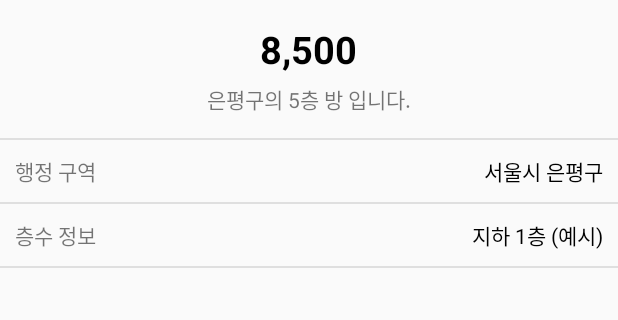
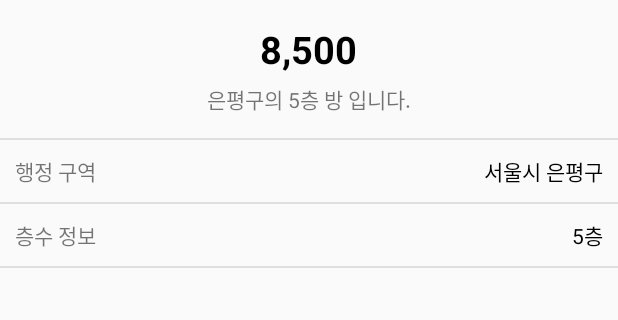
Before and after one commit to cho881020/JickbangCopy_20200812, an Android app: the screen it shows after launch (ViewRoomDetailActivity), after a tap on "8,500", on a phone screen of 412 x 824 dp, the part 459-779 px from its top. Run offline under Robolectric (Android 15) with nearby library versions, the phone set to English and light mode, and no system bars.

Commit message:
층수도 가공하는 기능 추가 => 활용

```diff
--- a/app/src/main/java/kr/co/tjoeun/jickbangcopy_20200812/ViewRoomDetailActivity.kt
+++ b/app/src/main/java/kr/co/tjoeun/jickbangcopy_20200812/ViewRoomDetailActivity.kt
@@ -25,6 +25,7 @@ class ViewRoomDetailActivity : BaseActivity() {
         priceTxt.text = room.getFormattedPrice()
         descTxt.text = room.description
         addressTxt.text = room.address
+        floorTxt.text = room.getFormattedFloor()
 
     }
 
--- a/app/src/main/java/kr/co/tjoeun/jickbangcopy_20200812/adapters/RoomAdapter.kt
+++ b/app/src/main/java/kr/co/tjoeun/jickbangcopy_20200812/adapters/RoomAdapter.kt
@@ -34,27 +34,8 @@ class RoomAdapter(
         val data = mList[position]
 
         descTxt.text = data.description
-
         priceTxt.text = data.getFormattedPrice()
-
-//        층수 >= 1 : 2층, 5층 등
-//        층수 == 0 : 반지하
-//        그외 : 지하 2층, 지하 1층 등.
-
-        val floorStr : String
-
-        if (data.floor >= 1) {
-            floorStr = "${data.floor}층"
-        }
-        else if (data.floor == 0) {
-            floorStr = "반지하"
-        }
-        else {
-            floorStr = "지하 ${-data.floor}층"
-        }
-
-
-        addressAndFloorTxt.text = "${data.address}, ${floorStr}"
+        addressAndFloorTxt.text = "${data.address}, ${data.getFormattedFloor()}"
 
         return row
     }
--- a/app/src/main/java/kr/co/tjoeun/jickbangcopy_20200812/datas/Room.kt
+++ b/app/src/main/java/kr/co/tjoeun/jickbangcopy_20200812/datas/Room.kt
@@ -9,6 +9,22 @@ class Room(
     val floor: Int,
     val description: String
 ) : Serializable {
+
+    fun getFormattedFloor() : String {
+        val floorStr : String
+
+        if (this.floor >= 1) {
+            floorStr = "${this.floor}층"
+        }
+        else if (this.floor < 0) {
+            floorStr = "지하 ${-this.floor}층"
+        }
+        else {
+            floorStr = "반지하"
+        }
+
+        return floorStr
+    }
 
     fun getFormattedPrice() : String {
 
```
